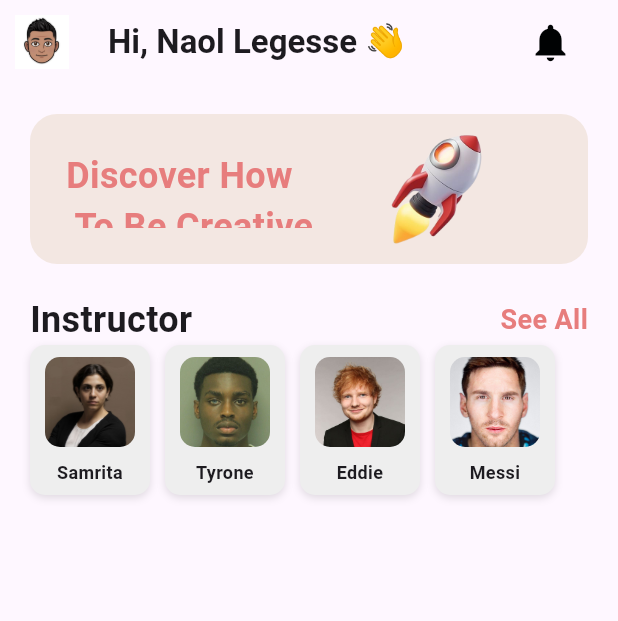
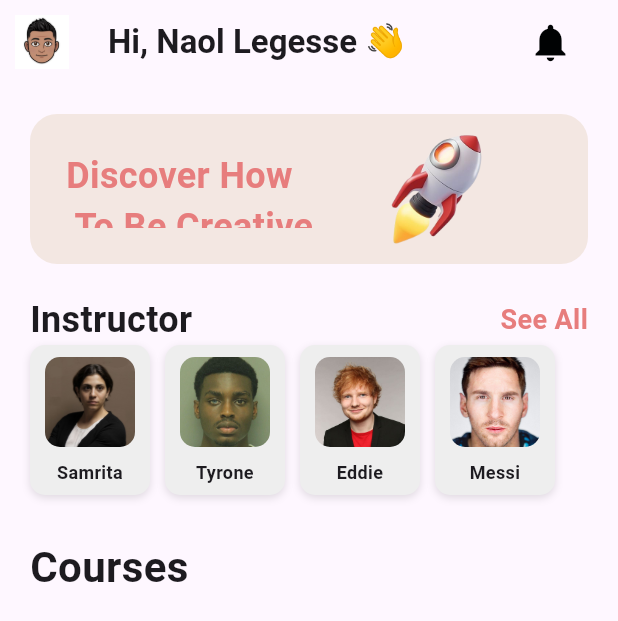
Before and after one commit to naolleg/tutorial_mobile_app, a Flutter app: the screen it shows after launch, on a phone screen of 412 x 824 dp. Shown: the top 621 px of the screen. Run offline on Flutter 3.47's test engine with Material 3 defaults, Android fonts, the phone set to English and light mode, and no system bars; our stand-ins replace flutter_svg.

Commit message:
courses section started

```diff
--- a/lib/pages/homepage.dart
+++ b/lib/pages/homepage.dart
@@ -20,7 +20,7 @@ class _homepageState extends State<homepage> {
   @override
   void initState() {
     super.initState();
-    widget._getInitialInfo(); // Load instructors when initializing
+    widget._getInitialInfo();
   }
 
   @override
@@ -154,6 +154,22 @@ class _homepageState extends State<homepage> {
               },
             ),
           ),
+          SizedBox(height: 28),
+          Padding(
+            padding: const EdgeInsets.symmetric(horizontal: 20.0),
+            child: Row(
+              mainAxisAlignment: MainAxisAlignment.spaceBetween,
+              children: [
+                Text(
+                  'Courses',
+                  style: TextStyle(
+                    fontSize: 28,
+                    fontWeight: FontWeight.bold,
+                  ),
+                )
+              ],
+            ),
+          ),
         ],
       ),
     );
```
